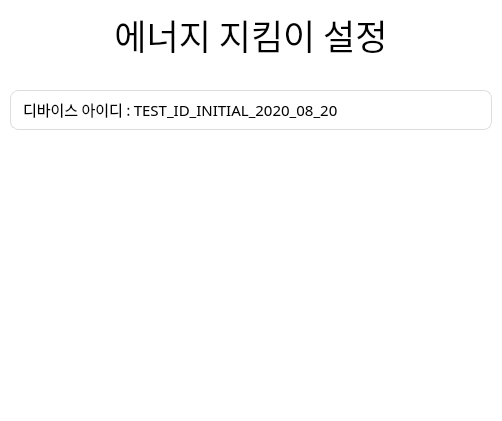
First picture: the form in designer/page_setting.ui, repository dsm-change-maker/energyprotector-raspberrypi-gui, before the edit.
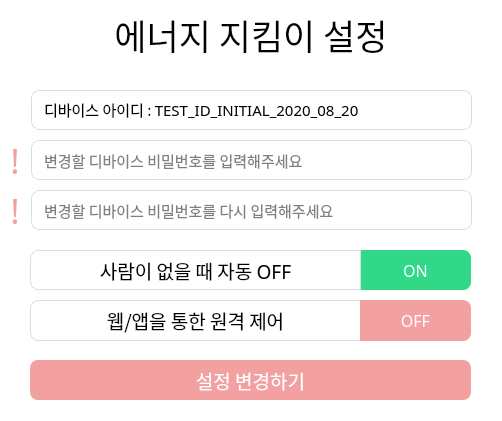
Second picture: the form after the edit.

What changed in the file:
```diff
--- a/designer/page_setting.ui
+++ b/designer/page_setting.ui
@@ -41,9 +41,9 @@
   <widget class="QLineEdit" name="id_read_only">
    <property name="geometry">
     <rect>
-     <x>10</x>
+     <x>31</x>
      <y>90</y>
-     <width>482</width>
+     <width>441</width>
      <height>40</height>
     </rect>
    </property>
@@ -77,6 +77,281 @@
     <bool>false</bool>
    </property>
   </widget>
+  <widget class="QLineEdit" name="password_edit">
+   <property name="geometry">
+    <rect>
+     <x>31</x>
+     <y>140</y>
+     <width>441</width>
+     <height>40</height>
+    </rect>
+   </property>
+   <property name="font">
+    <font>
+     <family>나눔바른펜</family>
+     <pointsize>11</pointsize>
+    </font>
+   </property>
+   <property name="styleSheet">
+    <string notr="true">border: 1px solid #ddd;
+border-radius: 8%;
+padding: 0 10%;</string>
+   </property>
+   <property name="inputMask">
+    <string/>
+   </property>
+   <property name="text">
+    <string/>
+   </property>
+   <property name="echoMode">
+    <enum>QLineEdit::Password</enum>
+   </property>
+   <property name="readOnly">
+    <bool>false</bool>
+   </property>
+   <property name="placeholderText">
+    <string>변경할 디바이스 비밀번호를 입력해주세요</string>
+   </property>
+   <property name="clearButtonEnabled">
+    <bool>false</bool>
+   </property>
+  </widget>
+  <widget class="QLineEdit" name="password_re_edit">
+   <property name="geometry">
+    <rect>
+     <x>31</x>
+     <y>190</y>
+     <width>441</width>
+     <height>40</height>
+    </rect>
+   </property>
+   <property name="font">
+    <font>
+     <family>나눔바른펜</family>
+     <pointsize>11</pointsize>
+    </font>
+   </property>
+   <property name="styleSheet">
+    <string notr="true">border: 1px solid #ddd;
+border-radius: 8%;
+padding: 0 10%;</string>
+   </property>
+   <property name="inputMask">
+    <string/>
+   </property>
+   <property name="text">
+    <string/>
+   </property>
+   <property name="echoMode">
+    <enum>QLineEdit::Password</enum>
+   </property>
+   <property name="placeholderText">
+    <string>변경할 디바이스 비밀번호를 다시 입력해주세요</string>
+   </property>
+   <property name="clearButtonEnabled">
+    <bool>false</bool>
+   </property>
+  </widget>
+  <widget class="QPushButton" name="auto_control_button">
+   <property name="geometry">
+    <rect>
+     <x>360</x>
+     <y>250</y>
+     <width>111</width>
+     <height>40</height>
+    </rect>
+   </property>
+   <property name="font">
+    <font>
+     <family>나눔바른펜</family>
+     <pointsize>12</pointsize>
+    </font>
+   </property>
+   <property name="cursor">
+    <cursorShape>PointingHandCursor</cursorShape>
+   </property>
+   <property name="styleSheet">
+    <string notr="true">border:none;
+background-color: rgb(48, 216, 136);
+color: white;
+border-top-right-radius: 8%;
+border-bottom-right-radius: 8%;</string>
+   </property>
+   <property name="text">
+    <string>ON</string>
+   </property>
+  </widget>
+  <widget class="QLabel" name="auto_control_label">
+   <property name="geometry">
+    <rect>
+     <x>30</x>
+     <y>250</y>
+     <width>331</width>
+     <height>40</height>
+    </rect>
+   </property>
+   <property name="font">
+    <font>
+     <family>나눔바른펜</family>
+     <pointsize>14</pointsize>
+    </font>
+   </property>
+   <property name="styleSheet">
+    <string notr="true">border: 1px solid #ddd;
+border-top-left-radius: 8%;
+border-bottom-left-radius: 8%;</string>
+   </property>
+   <property name="text">
+    <string>사람이 없을 때 자동 OFF</string>
+   </property>
+   <property name="alignment">
+    <set>Qt::AlignCenter</set>
+   </property>
+  </widget>
+  <widget class="QLabel" name="remote_control_label">
+   <property name="geometry">
+    <rect>
+     <x>30</x>
+     <y>300</y>
+     <width>331</width>
+     <height>41</height>
+    </rect>
+   </property>
+   <property name="font">
+    <font>
+     <family>나눔바른펜</family>
+     <pointsize>14</pointsize>
+    </font>
+   </property>
+   <property name="styleSheet">
+    <string notr="true">border: 1px solid #ddd;
+border-top-left-radius: 8%;
+border-bottom-left-radius: 8%;</string>
+   </property>
+   <property name="text">
+    <string>웹/앱을 통한 원격 제어</string>
+   </property>
+   <property name="alignment">
+    <set>Qt::AlignCenter</set>
+   </property>
+  </widget>
+  <widget class="QPushButton" name="remote_control_button">
+   <property name="geometry">
+    <rect>
+     <x>360</x>
+     <y>300</y>
+     <width>111</width>
+     <height>41</height>
+    </rect>
+   </property>
+   <property name="font">
+    <font>
+     <family>나눔바른펜</family>
+     <pointsize>12</pointsize>
+    </font>
+   </property>
+   <property name="cursor">
+    <cursorShape>PointingHandCursor</cursorShape>
+   </property>
+   <property name="styleSheet">
+    <string notr="true">border:none;
+background-color: rgb(242, 160, 160);
+color: white;
+border-top-right-radius: 8%;
+border-bottom-right-radius: 8%;</string>
+   </property>
+   <property name="text">
+    <string>OFF</string>
+   </property>
+  </widget>
+  <widget class="QPushButton" name="change_setting_button">
+   <property name="geometry">
+    <rect>
+     <x>30</x>
+     <y>360</y>
+     <width>441</width>
+     <height>40</height>
+    </rect>
+   </property>
+   <property name="font">
+    <font>
+     <family>나눔바른펜</family>
+     <pointsize>14</pointsize>
+    </font>
+   </property>
+   <property name="cursor">
+    <cursorShape>PointingHandCursor</cursorShape>
+   </property>
+   <property name="styleSheet">
+    <string notr="true">background-color:rgb(242, 160, 160);
+color: white;
+border: none;
+border-radius: 8%;</string>
+   </property>
+   <property name="text">
+    <string>설정 변경하기</string>
+   </property>
+  </widget>
+  <widget class="QLabel" name="notice_wrong_label">
+   <property name="geometry">
+    <rect>
+     <x>0</x>
+     <y>140</y>
+     <width>30</width>
+     <height>41</height>
+    </rect>
+   </property>
+   <property name="font">
+    <font>
+     <family>NanumBarunGothic</family>
+     <pointsize>26</pointsize>
+     <weight>50</weight>
+     <bold>false</bold>
+    </font>
+   </property>
+   <property name="cursor">
+    <cursorShape>ArrowCursor</cursorShape>
+   </property>
+   <property name="styleSheet">
+    <string notr="true">color: rgb(242, 160, 160);</string>
+   </property>
+   <property name="text">
+    <string>!</string>
+   </property>
+   <property name="alignment">
+    <set>Qt::AlignCenter</set>
+   </property>
+  </widget>
+  <widget class="QLabel" name="notice_wrong_label_2">
+   <property name="geometry">
+    <rect>
+     <x>0</x>
+     <y>190</y>
+     <width>30</width>
+     <height>41</height>
+    </rect>
+   </property>
+   <property name="font">
+    <font>
+     <family>NanumBarunGothic</family>
+     <pointsize>26</pointsize>
+     <weight>50</weight>
+     <bold>false</bold>
+    </font>
+   </property>
+   <property name="cursor">
+    <cursorShape>ArrowCursor</cursorShape>
+   </property>
+   <property name="styleSheet">
+    <string notr="true">color: rgb(242, 160, 160);</string>
+   </property>
+   <property name="text">
+    <string>!</string>
+   </property>
+   <property name="alignment">
+    <set>Qt::AlignCenter</set>
+   </property>
+  </widget>
  </widget>
  <resources/>
  <connections/>
```
Left out of the diff: 4 changed lines with no effect on the pictures.
